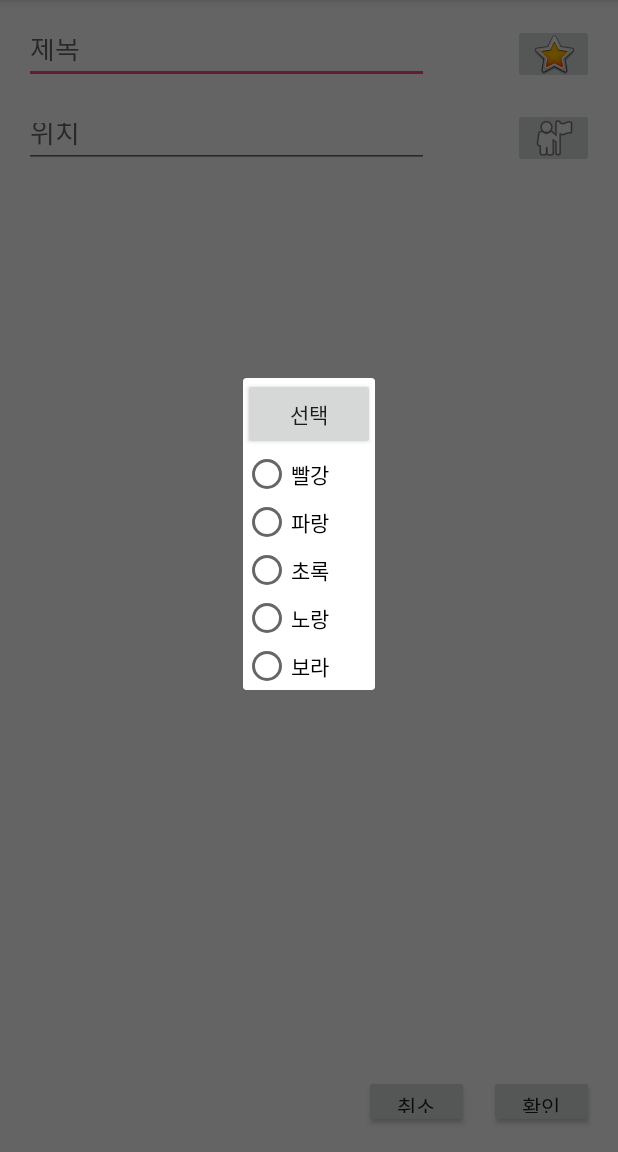
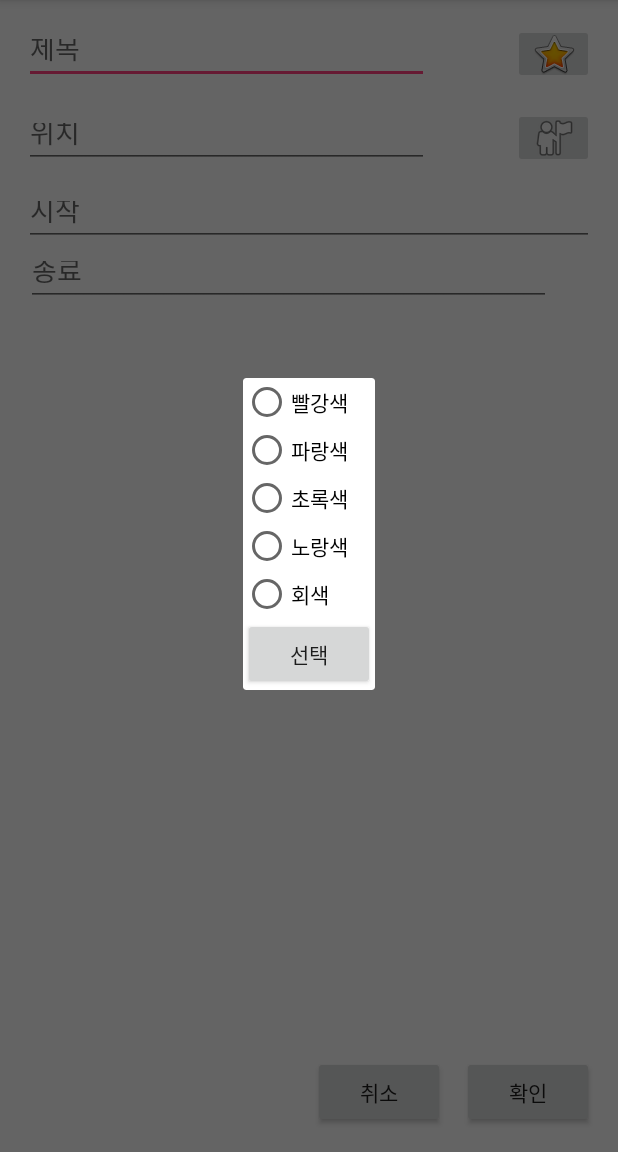
Before and after one commit to insangwabcho/DoWhat, an Android app: the CalendarCoreActivity screen opened directly, with no data from a screen before it, after a tap on an icon or button, on a phone screen of 412 x 824 dp, the part 84-1236 px from its top. Run offline under Robolectric (Android 15) with nearby library versions, the phone set to English and light mode, and no system bars.

Commit message:
Merge branch 'master' of C:\Users\dlwls\Desktop\Project\DoWhat with conflicts.

```diff
--- a/app/src/main/java/com/comnawa/dowhat/kwanwoo/CalendarCoreActivity.java
+++ b/app/src/main/java/com/comnawa/dowhat/kwanwoo/CalendarCoreActivity.java
@@ -12,8 +12,9 @@ import com.comnawa.dowhat.R;
 
 public class CalendarCoreActivity extends AppCompatActivity {
   // 변수선언
-    EditText txtTitle, txtPlace;
+    EditText txtTitle, txtPlace,txtStart, txtEnd;
     ImageButton btnColor, btnPlace;
+
     @Override
     protected void onCreate(Bundle savedInstanceState) {
         super.onCreate(savedInstanceState);
@@ -21,6 +22,8 @@ public class CalendarCoreActivity extends AppCompatActivity {
     //생성
         txtTitle = (EditText)findViewById(R.id.txtTitle);
         txtPlace = (EditText)findViewById(R.id.txtPlace);
+        txtStart = (EditText)findViewById(R.id.txtStart);
+        txtEnd = (EditText)findViewById(R.id.txtEnd);
         btnColor = (ImageButton)findViewById(R.id.btnColor);
         btnPlace = (ImageButton)findViewById(R.id.btnPlace);
     //버튼클릭 이벤트
--- a/app/src/main/res/layout/calendar_core_kwanwoo.xml
+++ b/app/src/main/res/layout/calendar_core_kwanwoo.xml
@@ -5,7 +5,7 @@
     xmlns:tools="http://schemas.android.com/tools"
     android:layout_width="match_parent"
     android:layout_height="match_parent"
-    tools:context="com.comnawa.dowhat.kwanwoo.CalendarcoreActivity">
+    tools:context="com.comnawa.dowhat.kwanwoo.CalendarCoreActivity">
 
     <EditText
         android:id="@+id/txtTitle"
@@ -88,8 +88,8 @@
 
     <Button
         android:id="@+id/btnOk"
-        android:layout_width="70dp"
-        android:layout_height="35dp"
+        android:layout_width="88dp"
+        android:layout_height="48dp"
         android:layout_marginBottom="16dp"
         android:layout_marginEnd="16dp"
         android:layout_marginLeft="8dp"
@@ -105,21 +105,68 @@
         app:layout_constraintVertical_bias="1.0" />
 
     <Button
-        android:id="@+id/btncancel"
-        android:layout_width="70dp"
-        android:layout_height="35dp"
+        android:id="@+id/btnCancel"
+        android:layout_width="88dp"
+        android:layout_height="48dp"
         android:layout_marginBottom="16dp"
+        android:layout_marginLeft="8dp"
+        android:layout_marginTop="8dp"
         android:text="취소"
         app:layout_constraintBottom_toBottomOf="parent"
+        app:layout_constraintHorizontal_bias="0.945"
+        app:layout_constraintLeft_toLeftOf="parent"
         app:layout_constraintRight_toLeftOf="@+id/btnOk"
+        app:layout_constraintTop_toTopOf="parent"
+        app:layout_constraintVertical_bias="1.0"
         tools:layout_constraintRight_creator="1"
-        app:layout_constraintTop_toTopOf="parent"
-        android:layout_marginTop="8dp"
-        android:layout_marginRight="0dp"
-        android:layout_marginLeft="8dp"
+        android:layout_marginStart="8dp" />
+
+    <EditText
+        android:id="@+id/txtStart"
+        android:layout_width="0dp"
+        android:layout_height="40dp"
+        android:layout_marginBottom="8dp"
+        android:layout_marginEnd="16dp"
+        android:layout_marginLeft="16dp"
+        android:layout_marginStart="16dp"
+        android:layout_marginTop="12dp"
+        android:ems="10"
+        android:hint="시작"
+        android:onClick="onClick"
+        android:inputType="textPersonName"
+        app:layout_constraintBottom_toBottomOf="parent"
+        app:layout_constraintHorizontal_bias="0.0"
         app:layout_constraintLeft_toLeftOf="parent"
-        app:layout_constraintHorizontal_bias="0.945"
-        app:layout_constraintVertical_bias="1.0" />
+        app:layout_constraintRight_toRightOf="parent"
+        app:layout_constraintTop_toBottomOf="@+id/txtPlace"
+        app:layout_constraintVertical_bias="0.0"
+        tools:layout_constraintLeft_creator="1"
+        tools:layout_constraintRight_creator="1"
+        tools:layout_constraintTop_creator="1" />
+
+    <EditText
+        android:id="@+id/txtEnd"
+        android:layout_width="350dp"
+        android:layout_height="40dp"
+        android:layout_marginBottom="8dp"
+        android:layout_marginEnd="17dp"
+        android:layout_marginLeft="17dp"
+        android:layout_marginRight="17dp"
+        android:layout_marginStart="17dp"
+        android:ems="10"
+        android:hint="종료"
+        android:onClick="onClick"
+        android:inputType="textPersonName"
+        app:layout_constraintBottom_toBottomOf="parent"
+        app:layout_constraintHorizontal_bias="0.0"
+        app:layout_constraintLeft_toLeftOf="parent"
+        app:layout_constraintRight_toRightOf="parent"
+        app:layout_constraintTop_toBottomOf="@+id/txtStart"
+        app:layout_constraintVertical_bias="0.0"
+        tools:layout_constraintLeft_creator="1"
+        tools:layout_constraintRight_creator="1"
+        tools:layout_constraintTop_creator="1"
+        tools:layout_editor_absoluteX="14dp" />
 
 
 </android.support.constraint.ConstraintLayout>
--- a/app/src/main/res/layout/color_choice_kwanwoo.xml
+++ b/app/src/main/res/layout/color_choice_kwanwoo.xml
@@ -1,41 +1,42 @@
 <?xml version="1.0" encoding="utf-8"?>
 <LinearLayout xmlns:android="http://schemas.android.com/apk/res/android"
-    android:orientation="vertical" android:layout_width="match_parent"
+    android:orientation="vertical"
+    android:layout_width="match_parent"
     android:layout_height="match_parent">
+
+    <RadioButton
+        android:id="@+id/btnRed"
+        android:layout_width="match_parent"
+        android:layout_height="wrap_content"
+        android:text="빨강색" />
+
+    <RadioButton
+        android:id="@+id/btnBlue"
+        android:layout_width="match_parent"
+        android:layout_height="wrap_content"
+        android:text="파랑색" />
+
+    <RadioButton
+        android:id="@+id/btnGreen"
+        android:layout_width="match_parent"
+        android:layout_height="wrap_content"
+        android:text="초록색" />
+
+    <RadioButton
+        android:id="@+id/btnYellow"
+        android:layout_width="match_parent"
+        android:layout_height="wrap_content"
+        android:text="노랑색" />
+
+    <RadioButton
+        android:id="@+id/btnGray"
+        android:layout_width="match_parent"
+        android:layout_height="wrap_content"
+        android:text="회색" />
 
     <Button
         android:id="@+id/btnChoice"
         android:layout_width="match_parent"
         android:layout_height="wrap_content"
         android:text="선택" />
-
-    <RadioButton
-        android:id="@+id/btnRed"
-        android:layout_width="match_parent"
-        android:layout_height="wrap_content"
-        android:text="빨강" />
-
-    <RadioButton
-        android:id="@+id/btnBlue"
-        android:layout_width="match_parent"
-        android:layout_height="wrap_content"
-        android:text="파랑" />
-
-    <RadioButton
-        android:id="@+id/btnGreen"
-        android:layout_width="match_parent"
-        android:layout_height="wrap_content"
-        android:text="초록" />
-
-    <RadioButton
-        android:id="@+id/btnYellow"
-        android:layout_width="match_parent"
-        android:layout_height="wrap_content"
-        android:text="노랑" />
-
-    <RadioButton
-        android:id="@+id/btnPurple"
-        android:layout_width="match_parent"
-        android:layout_height="wrap_content"
-        android:text="보라" />
 </LinearLayout>
```
Also changed, not shown: app/src/main/AndroidManifest.xml (+19 -17 lines), app/src/main/java/com/comnawa/dowhat/kwanwoo/ColorChoice.java (+39 -2 lines), app/src/main/java/com/comnawa/dowhat/kwanwoo/PositionActivity.java (added, +15 -0 lines), app/src/main/res/layout/position_kwanwoo.xml (added, +30 -0 lines), 8 other files.
